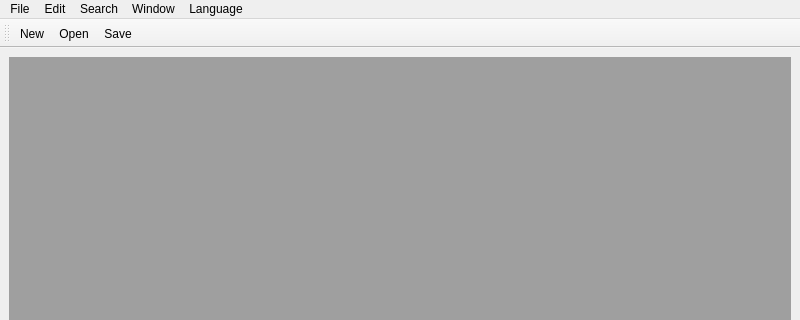
Old version of the form mainwindow.ui in the repository sablikj/rich-text-edit; both pictures show x 0 to 800 and y 0 to 320 of the 800 by 600 pixel window.
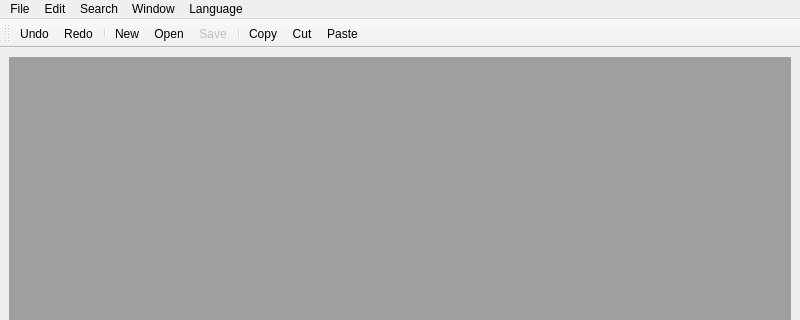
New version of the form. Icons and pictures are not drawn.

Commit message: Implemented file drag&drop, undo&redo, clipboard

The edit to the form file:
```diff
--- a/mainwindow.ui
+++ b/mainwindow.ui
@@ -95,6 +95,9 @@
   </widget>
   <widget class="QStatusBar" name="statusbar"/>
   <widget class="QToolBar" name="toolBar">
+   <property name="enabled">
+    <bool>true</bool>
+   </property>
    <property name="windowTitle">
     <string>toolBar</string>
    </property>
@@ -104,9 +107,16 @@
    <attribute name="toolBarBreak">
     <bool>false</bool>
    </attribute>
-   <addaction name="button_new"/>
-   <addaction name="button_open"/>
-   <addaction name="button_save"/>
+   <addaction name="actionUndo"/>
+   <addaction name="actionRedo"/>
+   <addaction name="separator"/>
+   <addaction name="actionNew"/>
+   <addaction name="actionOpen"/>
+   <addaction name="actionSave"/>
+   <addaction name="separator"/>
+   <addaction name="actionCopy"/>
+   <addaction name="actionCut"/>
+   <addaction name="actionPaste"/>
   </widget>
   <action name="actionEnglish">
    <property name="checkable">
@@ -148,6 +158,13 @@
    </property>
   </action>
   <action name="actionSave">
+   <property name="enabled">
+    <bool>false</bool>
+   </property>
+   <property name="icon">
+    <iconset resource="resources.qrc">
+     <normaloff>:/images/save.png</normaloff>:/images/save.png</iconset>
+   </property>
    <property name="text">
     <string>Save</string>
    </property>
@@ -168,11 +185,25 @@
    </property>
   </action>
   <action name="actionUndo">
+   <property name="enabled">
+    <bool>true</bool>
+   </property>
+   <property name="icon">
+    <iconset resource="resources.qrc">
+     <normaloff>:/images/undo.png</normaloff>:/images/undo.png</iconset>
+   </property>
    <property name="text">
     <string>Undo</string>
    </property>
   </action>
   <action name="actionRedo">
+   <property name="enabled">
+    <bool>true</bool>
+   </property>
+   <property name="icon">
+    <iconset resource="resources.qrc">
+     <normaloff>:/images/redo.png</normaloff>:/images/redo.png</iconset>
+   </property>
    <property name="text">
     <string>Redo</string>
    </property>
@@ -207,48 +238,6 @@
     <string>Close all</string>
    </property>
   </action>
-  <action name="button_new">
-   <property name="icon">
-    <iconset resource="resources.qrc">
-     <normaloff>:/images/new.png</normaloff>:/images/new.png</iconset>
-   </property>
-   <property name="text">
-    <string>New</string>
-   </property>
-   <property name="toolTip">
-    <string>Create new document</string>
-   </property>
-  </action>
-  <action name="button_open">
-   <property name="icon">
-    <iconset resource="resources.qrc">
-     <normaloff>:/images/open.png</normaloff>:/images/open.png</iconset>
-   </property>
-   <property name="text">
-    <string>Open</string>
-   </property>
-   <property name="toolTip">
-    <string>Open document...</string>
-   </property>
-   <property name="shortcut">
-    <string>Ctrl+O</string>
-   </property>
-  </action>
-  <action name="button_save">
-   <property name="icon">
-    <iconset resource="resources.qrc">
-     <normaloff>:/images/save.png</normaloff>:/images/save.png</iconset>
-   </property>
-   <property name="text">
-    <string>Save</string>
-   </property>
-   <property name="toolTip">
-    <string>Save document</string>
-   </property>
-   <property name="shortcut">
-    <string>Ctrl+S</string>
-   </property>
-  </action>
  </widget>
  <resources>
   <include location="resources.qrc"/>
```
Left out of the diff: 47 changed lines with no effect on the pictures. The commit also changes 7 other files.
